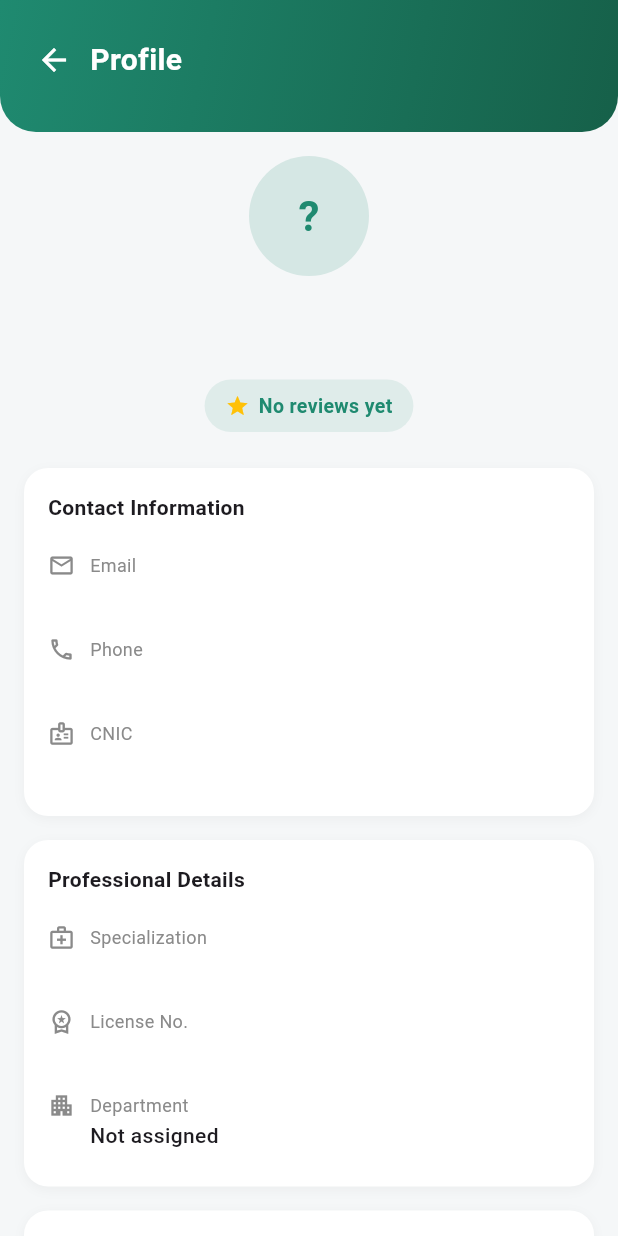
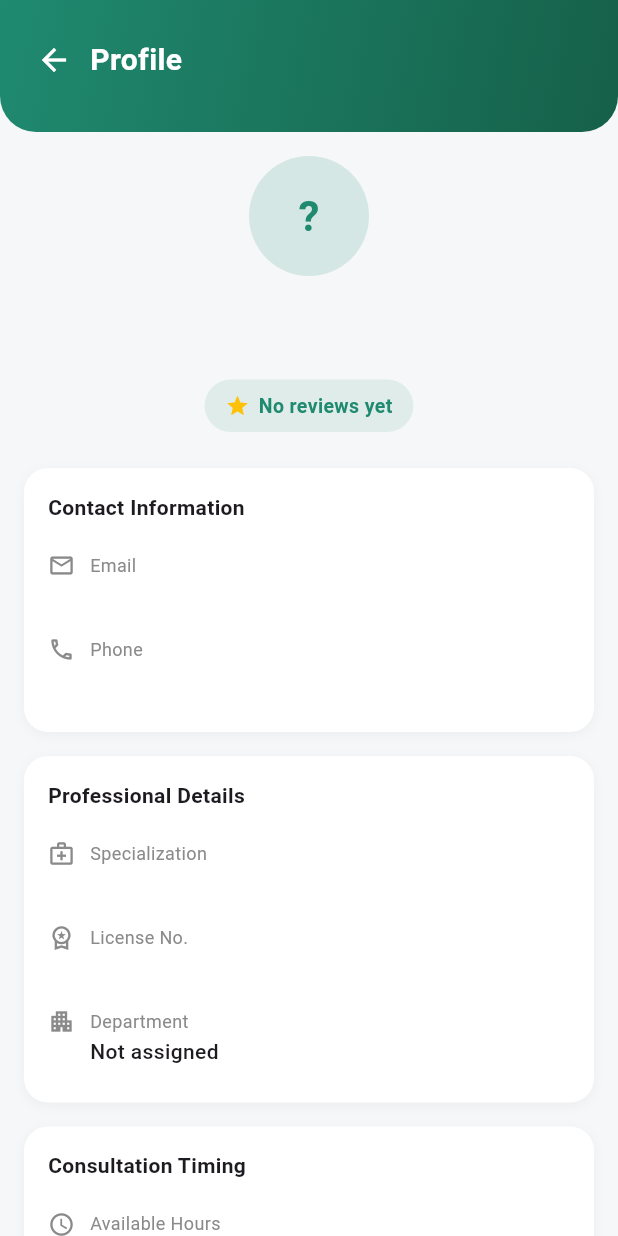
Before and after one commit to n97979921-cell/HMS, a Flutter app: the DoctorProfileScreen screen opened directly, on a phone screen of 412 x 824 dp. Run offline on Flutter 3.47's test engine with Material 3 defaults, Android fonts, the phone set to English and light mode, and no system bars; our stand-ins replace cloud_firestore, firebase_auth, firebase_core, image_picker, logger; missing offline and left inert: emailjs; accounts and stored records are empty.

Commit message:
updates and code cleaning

```diff
--- a/lib/doctor_screens/doctor_profile.dart
+++ b/lib/doctor_screens/doctor_profile.dart
@@ -6,7 +6,6 @@ class DoctorProfile {
   final String name;
   final String email;
   final String phone;
-  final String cnic;
   final String specialization;
   final String license;
   final String departmentName;
@@ -18,7 +17,6 @@ class DoctorProfile {
     required this.name,
     required this.email,
     required this.phone,
-    required this.cnic,
     required this.specialization,
     required this.license,
     required this.departmentName,
--- a/lib/doctor_screens/doctor_profile_screen.dart
+++ b/lib/doctor_screens/doctor_profile_screen.dart
@@ -340,7 +340,6 @@ class _DoctorProfileScreenState extends State<DoctorProfileScreen> {
           _sectionCard('Contact Information', [
             _infoRow(Icons.email_outlined, 'Email', profile.email),
             _infoRow(Icons.phone_outlined, 'Phone', profile.phone),
-            _infoRow(Icons.badge_outlined, 'CNIC', profile.cnic),
           ]),
           const SizedBox(height: 16),
           _sectionCard('Professional Details', [
--- a/lib/doctor_screens/firebase_doctor_repository.dart
+++ b/lib/doctor_screens/firebase_doctor_repository.dart
@@ -219,7 +219,6 @@ class FirebaseDoctorRepository implements DoctorRepository {
         name: (userData['name'] as String?) ?? '',
         email: (userData['email'] as String?) ?? '',
         phone: (userData['phone'] as String?) ?? '',
-        cnic: (userData['cnic'] as String?) ?? '',
         specialization: (profileData['specialization'] as String?) ?? 'Not set',
         license: (profileData['license'] as String?) ?? 'Not set',
         departmentName: departmentName,
@@ -366,7 +365,6 @@ class FirebaseDoctorRepository implements DoctorRepository {
         name: (userData['name'] as String?) ?? '',
         email: (userData['email'] as String?) ?? '',
         phone: (userData['phone'] as String?) ?? '',
-        cnic: (userData['cnic'] as String?) ?? '',
         age: profileData['age'] as int?,
         gender: profileData['gender'] as String?,
         bloodGroup: profileData['bloodGroup'] as String?,
--- a/lib/doctor_screens/patient_profile.dart
+++ b/lib/doctor_screens/patient_profile.dart
@@ -8,7 +8,6 @@ class PatientProfile {
   final String name;
   final String email;
   final String phone;
-  final String cnic;
   final int? age;
   final String? gender;
   final String? bloodGroup;
@@ -21,7 +20,6 @@ class PatientProfile {
     required this.name,
     required this.email,
     required this.phone,
-    required this.cnic,
     required this.age,
     required this.gender,
     required this.bloodGroup,
--- a/lib/screens/invite_form_screen.dart
+++ b/lib/screens/invite_form_screen.dart
@@ -91,6 +91,7 @@ class _InviteFormScreenState extends State<InviteFormScreen> {
         departmentId: _isDoctor
             ? (_selectedDepartmentId ?? '')
             : '', // ← YEH LINE ADD KAR
+        license: _isDoctor ? _licenceController.text.trim() : '',
       );
 
       if (inviteCode != null) {
```
